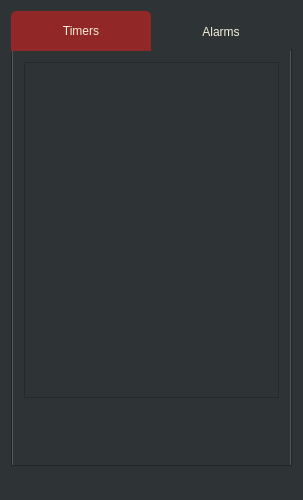
The window that Lab2/mainwindow.ui (JustTaya/uniProjects_secondYear) describes before a commit, drawn with Qt 5.
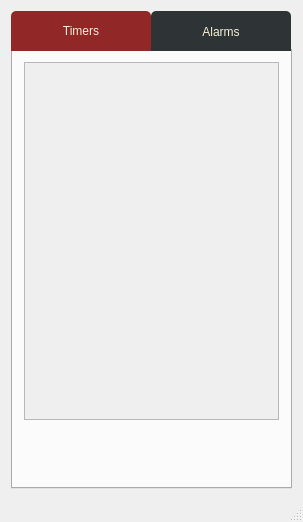
The same window after the commit. Icons and pictures are not drawn.

What changed in the file:
```diff
--- a/Lab2/mainwindow.ui
+++ b/Lab2/mainwindow.ui
@@ -15,7 +15,21 @@
   </property>
   <property name="styleSheet">
    <string notr="true">color: rgb(245, 239, 215);
-background-color: rgb(46, 52, 54);</string>
+background-color: rgb(46, 52, 54);
+QMainWindow{
+	min-width:303px;
+	min-height:500px;
+	max-width:303px;
+	max-height:500px;
+}
+
+QWidget#centralWidget
+{
+	min-width:303px;
+	min-height:500px;
+	max-width:303px;
+	max-height:500px;
+}</string>
   </property>
   <widget class="QWidget" name="centralWidget">
    <property name="styleSheet">
```
